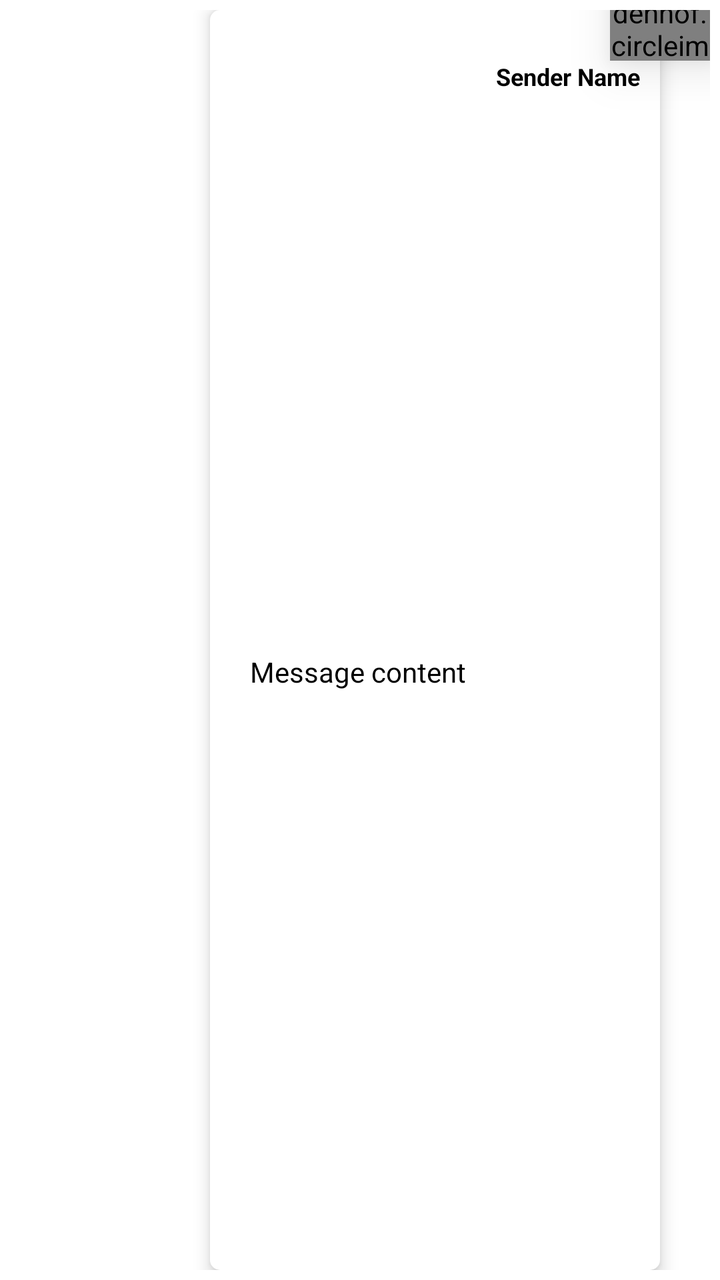
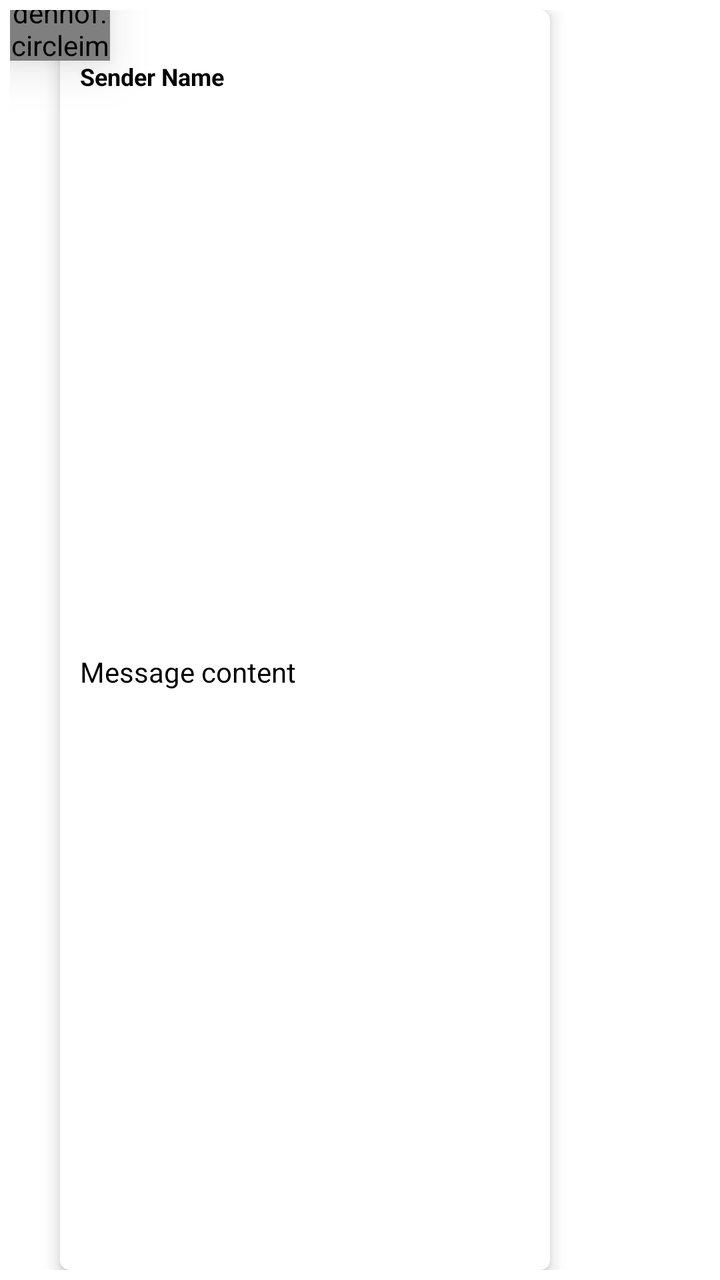

The first picture is an Android layout as it rendered before a commit; the second is the same layout after the commit. The layout source and the unified diff follow.
<!-- AndroidManifest.xml: application theme Theme.CQ_mobile -->
<!-- res/layout/item_message_sent.xml -->
<?xml version="1.0" encoding="utf-8"?>
<androidx.constraintlayout.widget.ConstraintLayout xmlns:android="http://schemas.android.com/apk/res/android"
    xmlns:app="http://schemas.android.com/apk/res-auto"
    android:layout_width="match_parent"
    android:layout_height="wrap_content"
    android:orientation="horizontal"
    android:padding="5dp">

    <de.hdodenhof.circleimageview.CircleImageView
        android:id="@+id/senderAvatar"
        android:layout_width="50dp"
        android:layout_height="50dp"
        android:background="@drawable/baseline_circle"
        android:elevation="15dp"
        android:scaleType="centerCrop"
        android:src="@drawable/emptyglide"
        app:layout_constraintBottom_toTopOf="@+id/messageContainer"
        app:layout_constraintEnd_toEndOf="@+id/messageContainer"
        app:layout_constraintStart_toEndOf="@+id/messageContainer"
        app:layout_constraintTop_toTopOf="@+id/messageContainer" />


    <androidx.constraintlayout.widget.ConstraintLayout
        android:id="@+id/messageContainer"
        android:layout_width="0dp"
        android:layout_height="match_parent"
        android:layout_marginEnd="25dp"
        android:background="@drawable/background_white"
        android:elevation="5dp"
        android:padding="10dp"
        app:layout_constraintBottom_toBottomOf="parent"
        app:layout_constraintEnd_toEndOf="parent"
        app:layout_constraintStart_toStartOf="@+id/guideline3"
        app:layout_constraintTop_toTopOf="parent">


        <TextView
            android:id="@+id/name"
            android:layout_width="wrap_content"
            android:layout_height="wrap_content"
            android:layout_marginTop="15dp"
            android:text="Sender Name"
            android:textColor="@android:color/black"
            android:textSize="12sp"
            android:textStyle="bold"
            app:layout_constraintEnd_toEndOf="parent"
            app:layout_constraintTop_toTopOf="parent" />

        <TextView
            android:id="@+id/messageText"
            android:layout_width="match_parent"
            android:layout_height="wrap_content"
            android:paddingStart="10dp"
            android:text="Message content "
            android:textColor="@android:color/black"
            android:textSize="14sp"
            android:gravity="start"
            app:layout_constraintBottom_toBottomOf="parent"
            app:layout_constraintEnd_toEndOf="parent"
            app:layout_constraintHorizontal_bias="1.0"
            app:layout_constraintStart_toStartOf="@+id/name"
            app:layout_constraintTop_toBottomOf="@+id/name" />

    </androidx.constraintlayout.widget.ConstraintLayout>

    <androidx.constraintlayout.widget.Guideline
        android:id="@+id/guideline3"
        android:layout_width="wrap_content"
        android:layout_height="wrap_content"
        android:orientation="vertical"
        app:layout_constraintGuide_begin="100dp" />

</androidx.constraintlayout.widget.ConstraintLayout>
<!-- resources referenced by this layout -->
<resources>
  <!-- drawable background_white (drawable) -->
  <shape xmlns:android="http://schemas.android.com/apk/res/android">
      
      <solid android:color="#FFFFFF" /> 
  
      
      <corners android:radius="5dp" />
  
      
      <padding
          android:left="8dp"
          android:top="8dp"
          android:right="8dp"
          android:bottom="8dp" />
  </shape>
  <!-- drawable baseline_circle (drawable) -->
  <vector xmlns:android="http://schemas.android.com/apk/res/android" android:height="26dp" android:tint="#FFFFFF" android:viewportHeight="24" android:viewportWidth="24" android:width="26dp">
        
      <path android:fillColor="@android:color/white" android:pathData="M12,12m-10,0a10,10 0,1 1,20 0a10,10 0,1 1,-20 0"/>
      
  </vector>
  <!-- drawable emptyglide (drawable) -->
  <vector xmlns:android="http://schemas.android.com/apk/res/android" android:height="24dp" android:tint="#1976D2" android:viewportHeight="24" android:viewportWidth="24" android:width="24dp">
  
      <path android:fillColor="@color/cq_grey" android:pathData="M12,2C6.48,2 2,6.48 2,12s4.48,10 10,10s10,-4.48 10,-10S17.52,2 12,2zM12,6c1.93,0 3.5,1.57 3.5,3.5S13.93,13 12,13s-3.5,-1.57 -3.5,-3.5S10.07,6 12,6zM12,20c-2.03,0 -4.43,-0.82 -6.14,-2.88C7.55,15.8 9.68,15 12,15s4.45,0.8 6.14,2.12C16.43,19.18 14.03,20 12,20z"/>
  
  </vector>
  <style name="Theme.CQ_mobile" parent="Theme.MaterialComponents.DayNight.DarkActionBar">
          
          <item name="colorPrimary">@color/purple_500</item>
          <item name="colorPrimaryVariant">@color/purple_700</item>
          <item name="colorOnPrimary">@color/white</item>
          
          <item name="colorSecondary">@color/teal_200</item>
          <item name="colorSecondaryVariant">@color/teal_700</item>
          <item name="colorOnSecondary">@color/black</item>
          
          <item name="android:statusBarColor">?attr/colorPrimaryVariant</item>
          
      </style>
  <color name="cq_grey">#C1C0C0</color>
  <color name="purple_500">#000000</color>
  <color name="purple_700">#000000</color>
  <color name="white">#FFFFFFFF</color>
  <color name="teal_200">#1976D2</color>
  <color name="teal_700">#FF018786</color>
  <color name="black">#FF000000</color>
</resources>

<!-- the commit's change to res/layout/item_message_sent.xml (unified diff, before → after) -->
@@ -1,73 +1,74 @@
 <?xml version="1.0" encoding="utf-8"?>
 <androidx.constraintlayout.widget.ConstraintLayout xmlns:android="http://schemas.android.com/apk/res/android"
-    xmlns:app="http://schemas.android.com/apk/res-auto"
-    android:layout_width="match_parent"
-    android:layout_height="wrap_content"
-    android:orientation="horizontal"
-    android:padding="5dp">
+xmlns:app="http://schemas.android.com/apk/res-auto"
+android:layout_width="match_parent"
+android:layout_height="wrap_content"
+android:orientation="horizontal"
+android:padding="5dp">
 
-    <de.hdodenhof.circleimageview.CircleImageView
-        android:id="@+id/senderAvatar"
-        android:layout_width="50dp"
-        android:layout_height="50dp"
-        android:background="@drawable/baseline_circle"
-        android:elevation="15dp"
-        android:scaleType="centerCrop"
-        android:src="@drawable/emptyglide"
-        app:layout_constraintBottom_toTopOf="@+id/messageContainer"
-        app:layout_constraintEnd_toEndOf="@+id/messageContainer"
-        app:layout_constraintStart_toEndOf="@+id/messageContainer"
-        app:layout_constraintTop_toTopOf="@+id/messageContainer" />
+<de.hdodenhof.circleimageview.CircleImageView
+    android:id="@+id/senderAvatar"
+    android:layout_width="50dp"
+    android:layout_height="50dp"
+    android:background="@drawable/baseline_circle"
+    android:elevation="15dp"
+    android:scaleType="centerCrop"
+    android:src="@drawable/emptyglide"
+    app:layout_constraintBottom_toTopOf="@+id/messageContainer"
+    app:layout_constraintEnd_toStartOf="@+id/messageContainer"
+    app:layout_constraintStart_toStartOf="@+id/messageContainer"
+    app:layout_constraintTop_toTopOf="@+id/messageContainer" />
 
 
-    <androidx.constraintlayout.widget.ConstraintLayout
-        android:id="@+id/messageContainer"
-        android:layout_width="0dp"
-        android:layout_height="match_parent"
-        android:layout_marginEnd="25dp"
-        android:background="@drawable/background_white"
-        android:elevation="5dp"
-        android:padding="10dp"
+<androidx.constraintlayout.widget.ConstraintLayout
+    android:id="@+id/messageContainer"
+    android:layout_width="0dp"
+    android:layout_height="match_parent"
+    android:layout_marginStart="25dp"
+    android:background="@drawable/background_white"
+    android:elevation="5dp"
+    android:padding="10dp"
+    app:layout_constraintBottom_toBottomOf="parent"
+    app:layout_constraintEnd_toStartOf="@+id/guideline3"
+    app:layout_constraintStart_toStartOf="parent"
+    app:layout_constraintTop_toTopOf="parent">
+
+
+    <TextView
+        android:id="@+id/name"
+        android:layout_width="wrap_content"
+        android:layout_height="wrap_content"
+        android:layout_marginTop="15dp"
+        android:text="Sender Name"
+        android:textColor="@android:color/black"
+        android:textSize="12sp"
+        android:textStyle="bold"
+        app:layout_constraintStart_toStartOf="parent"
+        app:layout_constraintTop_toTopOf="parent" />
+
+    <TextView
+        android:id="@+id/messageText"
+        android:layout_width="match_parent"
+        android:layout_height="wrap_content"
+        android:paddingEnd="10dp"
+        android:text="Message content "
+        android:textAlignment="viewStart"
+        android:textColor="@android:color/black"
+        android:textSize="14sp"
         app:layout_constraintBottom_toBottomOf="parent"
         app:layout_constraintEnd_toEndOf="parent"
-        app:layout_constraintStart_toStartOf="@+id/guideline3"
-        app:layout_constraintTop_toTopOf="parent">
+        app:layout_constraintHorizontal_bias="1.0"
+        app:layout_constraintStart_toStartOf="@+id/name"
+        app:layout_constraintTop_toBottomOf="@+id/name" />
+
+</androidx.constraintlayout.widget.ConstraintLayout>
+
+<androidx.constraintlayout.widget.Guideline
+    android:id="@+id/guideline3"
+    android:layout_width="wrap_content"
+    android:layout_height="wrap_content"
+    android:orientation="vertical"
+    app:layout_constraintGuide_begin="270dp" />
 
 
-        <TextView
-            android:id="@+id/name"
-            android:layout_width="wrap_content"
-            android:layout_height="wrap_content"
-            android:layout_marginTop="15dp"
-            android:text="Sender Name"
-            android:textColor="@android:color/black"
-            android:textSize="12sp"
-            android:textStyle="bold"
-            app:layout_constraintEnd_toEndOf="parent"
-            app:layout_constraintTop_toTopOf="parent" />
-
-        <TextView
-            android:id="@+id/messageText"
-            android:layout_width="match_parent"
-            android:layout_height="wrap_content"
-            android:paddingStart="10dp"
-            android:text="Message content "
-            android:textColor="@android:color/black"
-            android:textSize="14sp"
-            android:gravity="start"
-            app:layout_constraintBottom_toBottomOf="parent"
-            app:layout_constraintEnd_toEndOf="parent"
-            app:layout_constraintHorizontal_bias="1.0"
-            app:layout_constraintStart_toStartOf="@+id/name"
-            app:layout_constraintTop_toBottomOf="@+id/name" />
-
-    </androidx.constraintlayout.widget.ConstraintLayout>
-
-    <androidx.constraintlayout.widget.Guideline
-        android:id="@+id/guideline3"
-        android:layout_width="wrap_content"
-        android:layout_height="wrap_content"
-        android:orientation="vertical"
-        app:layout_constraintGuide_begin="100dp" />
-
 </androidx.constraintlayout.widget.ConstraintLayout>
